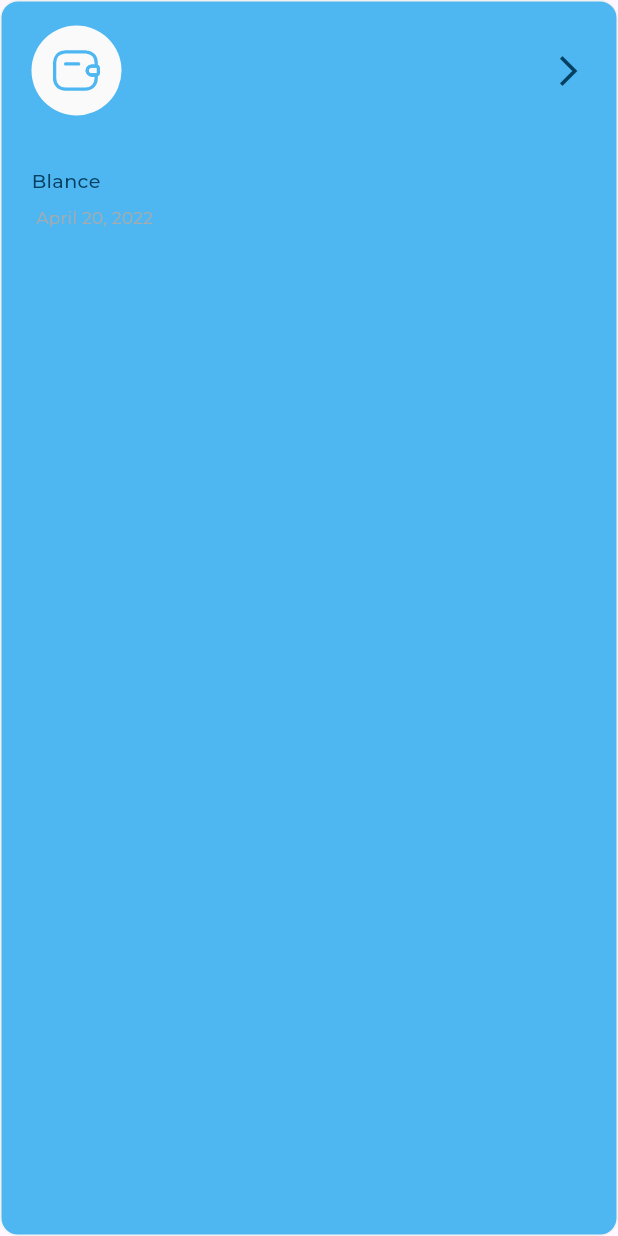
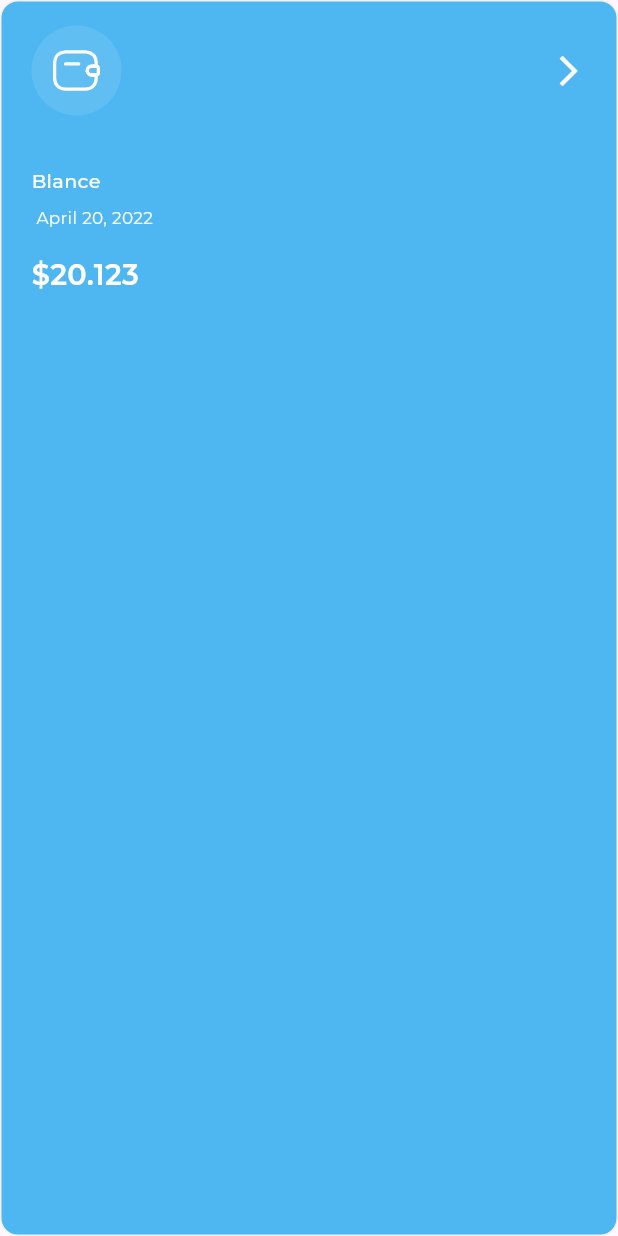
Before and after one commit to MohamedMahmoudAli/responsive_dashboard_design, a Flutter app: the SelectedAllExpenseItem widget shown alone on an empty page, opened directly with sample values from the repository, on a phone screen of 412 x 824 dp. Run offline on Flutter 3.47's test engine with Material 3 defaults, Android fonts, the phone set to English and light mode, and no system bars; our stand-ins replace flutter_svg; project files that could hold a hidden picture were left out.

Commit message:
finfih the in active

```diff
--- a/lib/views/Widget/all_expensses/active_selected_all_expense_item.dart
+++ b/lib/views/Widget/all_expensses/active_selected_all_expense_item.dart
@@ -1,4 +1,3 @@
-
 import 'package:flutter/material.dart';
 import 'package:responsive_dashboard/models/all_expensses_item_model.dart';
 import 'package:responsive_dashboard/utils/app_style.dart';
@@ -27,27 +26,35 @@ class SelectedAllExpenseItem extends StatelessWidget {
       child: Column(
         crossAxisAlignment: CrossAxisAlignment.start,
         children: [
-          AllExpensseItemHeader(image: allExpenssesItemModel.image),
+          AllExpensseItemHeader(
+            image: allExpenssesItemModel.image,
+            imageBackGroundColor: Colors.white.withOpacity(0.10000000149011612),
+            iconColor: Colors.white,
+            imageColor: Colors.white,
+          ),
           const SizedBox(
             height: 34,
           ),
           Text(
             allExpenssesItemModel.title,
-            style: AppStyles.styleMedium16(context),
+            style:
+                AppStyles.styleMedium16(context).copyWith(color: Colors.white),
           ),
           const SizedBox(
             height: 8,
           ),
           Text(
             allExpenssesItemModel.date,
-            style: AppStyles.styleRegular14(context),
+            style: AppStyles.styleRegular14(context)
+                .copyWith(color: const Color(0XFFFAFAFA)),
           ),
           const SizedBox(
             height: 16,
           ),
           Text(
             allExpenssesItemModel.amount,
-            style: AppStyles.styleSemiBold24(context),
+            style: AppStyles.styleSemiBold24(context)
+                .copyWith(color: Colors.white),
           )
         ],
       ),
--- a/lib/views/Widget/all_expensses/all_expensse_item_header.dart
+++ b/lib/views/Widget/all_expensses/all_expensse_item_header.dart
@@ -3,8 +3,13 @@ import 'package:flutter_svg/svg.dart';
 import 'package:responsive_dashboard/utils/app_images.dart';
 
 class AllExpensseItemHeader extends StatelessWidget {
-  const AllExpensseItemHeader({super.key, required this.image});
+  const AllExpensseItemHeader(
+      {super.key,
+      required this.image,
+      this.imageBackGroundColor,
+      this.imageColor, this.iconColor});
   final String image;
+  final Color? imageBackGroundColor, imageColor,iconColor;
 
   @override
   Widget build(BuildContext context) {
@@ -12,19 +17,21 @@ class AllExpensseItemHeader extends StatelessWidget {
       children: [
         CircleAvatar(
           radius: 30,
-          backgroundColor: const Color(0XFFFAFAFA),
+          backgroundColor: imageBackGroundColor ?? const Color(0XFF4EB7F2),
           child: SvgPicture.asset(
             Assets.imagesWalletAccount,
             width: 35,
             height: 35,
+            colorFilter: ColorFilter.mode(
+                imageColor ?? const Color(0xFF4EB7F2), BlendMode.srcIn),
           ),
         ),
-        const Spacer(),
+         const Spacer(),
         Transform.rotate(
             angle: -1.57079633 * 2,
-            child: const Icon(
+            child:  Icon(
               Icons.arrow_back_ios_new,
-              color: Color(0xFF064061),
+              color:iconColor?? const Color(0xFF064061),
             ))
       ],
     );
```
